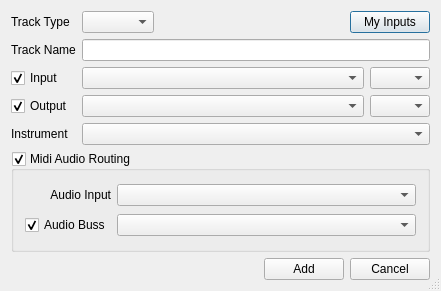
This is oom/widgets/createtrackbase.ui in ccherrett/oom as Qt 5 draws it before an edit. The edited form follows.
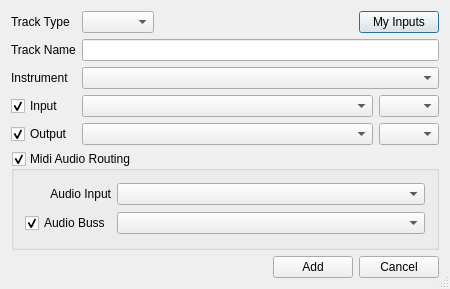
This is the edited form.

Commit message: Updated add-track to support the new instrument loading, updated all internal instruments with mappings

What changed in the file:
```diff
--- a/oom/widgets/createtrackbase.ui
+++ b/oom/widgets/createtrackbase.ui
@@ -9,8 +9,8 @@
    <rect>
     <x>0</x>
     <y>0</y>
-    <width>441</width>
-    <height>291</height>
+    <width>450</width>
+    <height>289</height>
    </rect>
   </property>
   <property name="windowTitle">
@@ -93,6 +93,26 @@
     <widget class="QLineEdit" name="txtName"/>
    </item>
    <item row="2" column="0">
+    <widget class="QLabel" name="lblInstrument">
+     <property name="text">
+      <string>Instrument</string>
+     </property>
+    </widget>
+   </item>
+   <item row="2" column="1" colspan="2">
+    <widget class="QComboBox" name="cmbInstrument">
+     <property name="sizePolicy">
+      <sizepolicy hsizetype="Expanding" vsizetype="Fixed">
+       <horstretch>0</horstretch>
+       <verstretch>0</verstretch>
+      </sizepolicy>
+     </property>
+     <property name="insertPolicy">
+      <enum>QComboBox::InsertAlphabetically</enum>
+     </property>
+    </widget>
+   </item>
+   <item row="3" column="0">
     <widget class="QCheckBox" name="chkInput">
      <property name="toolTip">
       <string>Create Input routing</string>
@@ -105,7 +125,7 @@
      </property>
     </widget>
    </item>
-   <item row="2" column="1">
+   <item row="3" column="1">
     <widget class="QComboBox" name="cmbInput">
      <property name="sizePolicy">
       <sizepolicy hsizetype="MinimumExpanding" vsizetype="Fixed">
@@ -118,7 +138,7 @@
      </property>
     </widget>
    </item>
-   <item row="2" column="2">
+   <item row="3" column="2">
     <widget class="QComboBox" name="cmbInChannel">
      <property name="sizePolicy">
       <sizepolicy hsizetype="Fixed" vsizetype="Fixed">
@@ -134,7 +154,7 @@
      </property>
     </widget>
    </item>
-   <item row="3" column="0">
+   <item row="4" column="0">
     <widget class="QCheckBox" name="chkOutput">
      <property name="toolTip">
       <string>Create Output routing</string>
@@ -147,7 +167,7 @@
      </property>
     </widget>
    </item>
-   <item row="3" column="1">
+   <item row="4" column="1">
     <widget class="QComboBox" name="cmbOutput">
      <property name="sizePolicy">
       <sizepolicy hsizetype="Expanding" vsizetype="Fixed">
@@ -157,7 +177,7 @@
      </property>
     </widget>
    </item>
-   <item row="3" column="2">
+   <item row="4" column="2">
     <widget class="QComboBox" name="cmbOutChannel">
      <property name="sizePolicy">
       <sizepolicy hsizetype="Fixed" vsizetype="Fixed">
@@ -173,26 +193,6 @@
      </property>
     </widget>
    </item>
-   <item row="4" column="0">
-    <widget class="QLabel" name="lblInstrument">
-     <property name="text">
-      <string>Instrument</string>
-     </property>
-    </widget>
-   </item>
-   <item row="4" column="1" colspan="2">
-    <widget class="QComboBox" name="cmbInstrument">
-     <property name="sizePolicy">
-      <sizepolicy hsizetype="Expanding" vsizetype="Fixed">
-       <horstretch>0</horstretch>
-       <verstretch>0</verstretch>
-      </sizepolicy>
-     </property>
-     <property name="insertPolicy">
-      <enum>QComboBox::InsertAlphabetically</enum>
-     </property>
-    </widget>
-   </item>
    <item row="5" column="0" colspan="3">
     <widget class="QGroupBox" name="midiBox">
      <property name="toolTip">
```
The commit also changes 43 other files.
